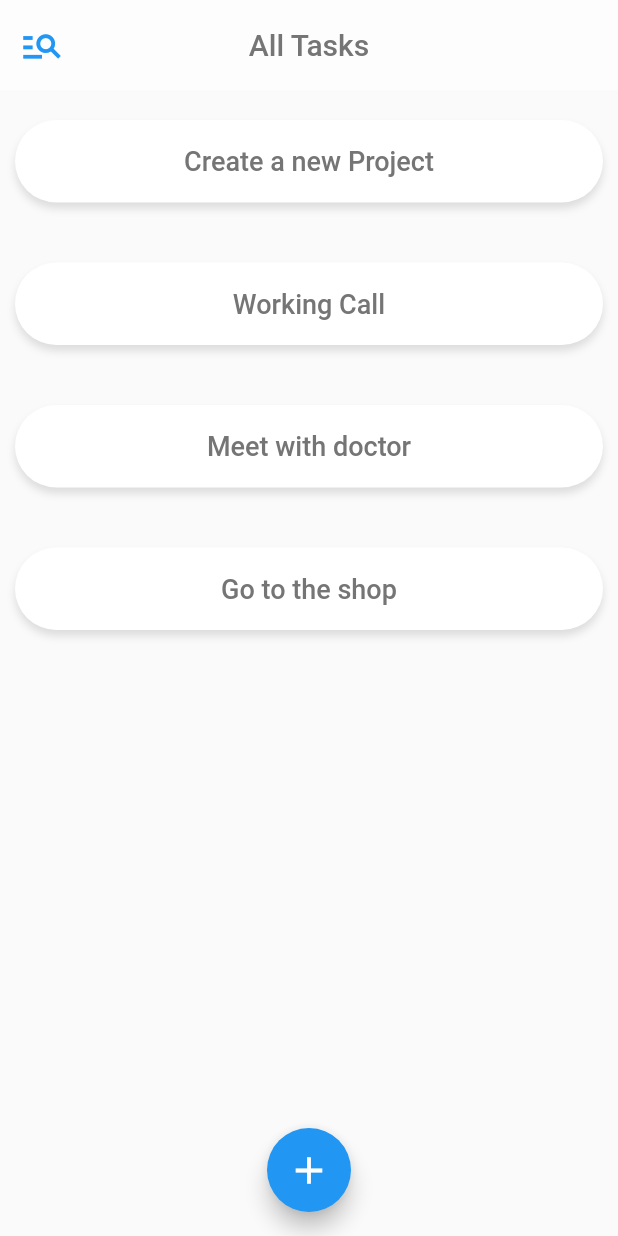
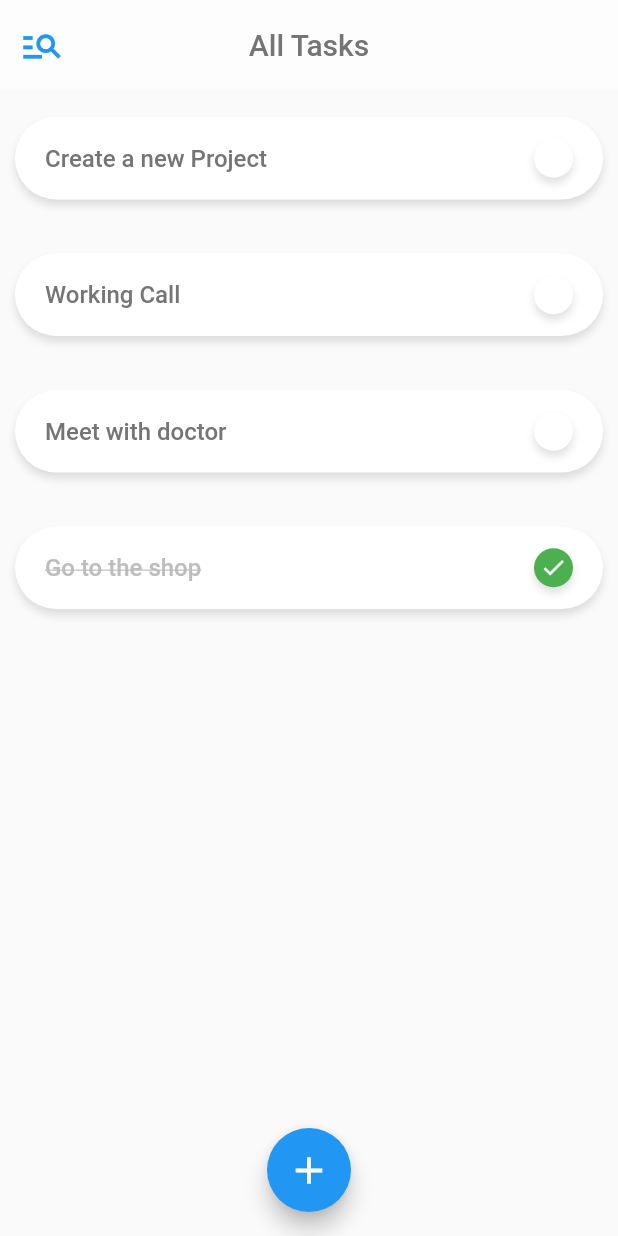
Before and after one commit to arshiyankhan/What-to-do, a Flutter app: the screen it shows after launch, on a phone screen of 412 x 824 dp. Run offline on Flutter 3.47's test engine with Material 2 defaults, Android fonts, the phone set to English and light mode, and no system bars.

Commit message:
read me updated

```diff
--- a/lib/widgets/task_card.dart
+++ b/lib/widgets/task_card.dart
@@ -14,7 +14,7 @@ class _TaskCardState extends State<TaskCard> {
   @override
   Widget build(BuildContext context) {
     return Container(
-        margin: EdgeInsets.only(left: 10,right: 10,top:20,bottom: 20),
+        margin: EdgeInsets.only(left: 10,right: 10,top:18,bottom: 18),
         width: double.infinity,
         height: 55,
         decoration: BoxDecoration(
@@ -29,14 +29,51 @@ class _TaskCardState extends State<TaskCard> {
           ]
         ),
         child: TextButton(
-          onPressed: (){},
-          child: Text(
+          onPressed: (){
+            setState(() {
+              widget.task.isCompleted=!widget.task.isCompleted;
+            });
+          },
+          child: Row(
+            children: [
+              Text(
             widget.task.title,
             style: TextStyle(
-              fontSize: 18,
-              color: Colors.grey[600]
-            ),),
+              fontSize: 16,
+              color: widget.task.isCompleted?Colors.grey[400]:Colors.grey[600],
+              decoration: widget.task.isCompleted?TextDecoration.lineThrough:TextDecoration.none,
+            ),
+            ),
+            Spacer(),
+            Container(
+              width: 26,
+              height: 26,
+              child: Icon(
+              Icons.check,
+              color:Colors.white,
+              size: 18
+              ),
+              decoration: BoxDecoration(
+                color: widget.task.isCompleted?Colors.green:Colors.white,
+                borderRadius: BorderRadius.all(Radius.circular(100)),
+                boxShadow: [
+                  BoxShadow(
+                    color: Color.fromARGB(30, 0, 0, 0),
+                    blurRadius: 4,
+                    offset: Offset(0,4)
+                  )
+                ]
+              ),
+            )
+          ],
+          ),
+            style: TextButton.styleFrom(
+              shape: RoundedRectangleBorder(
+                borderRadius: BorderRadius.all(Radius.circular(500))
+          ),
+          padding: EdgeInsets.symmetric(horizontal: 20)
         ),
+      ),
     );
   }
 }
```
